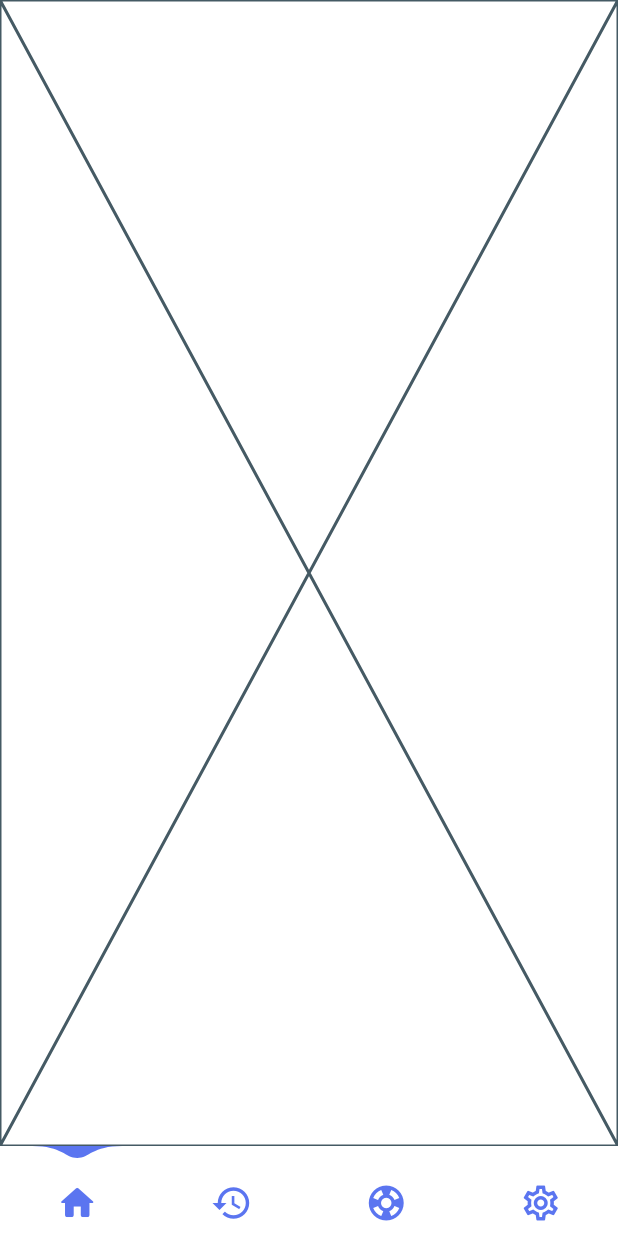
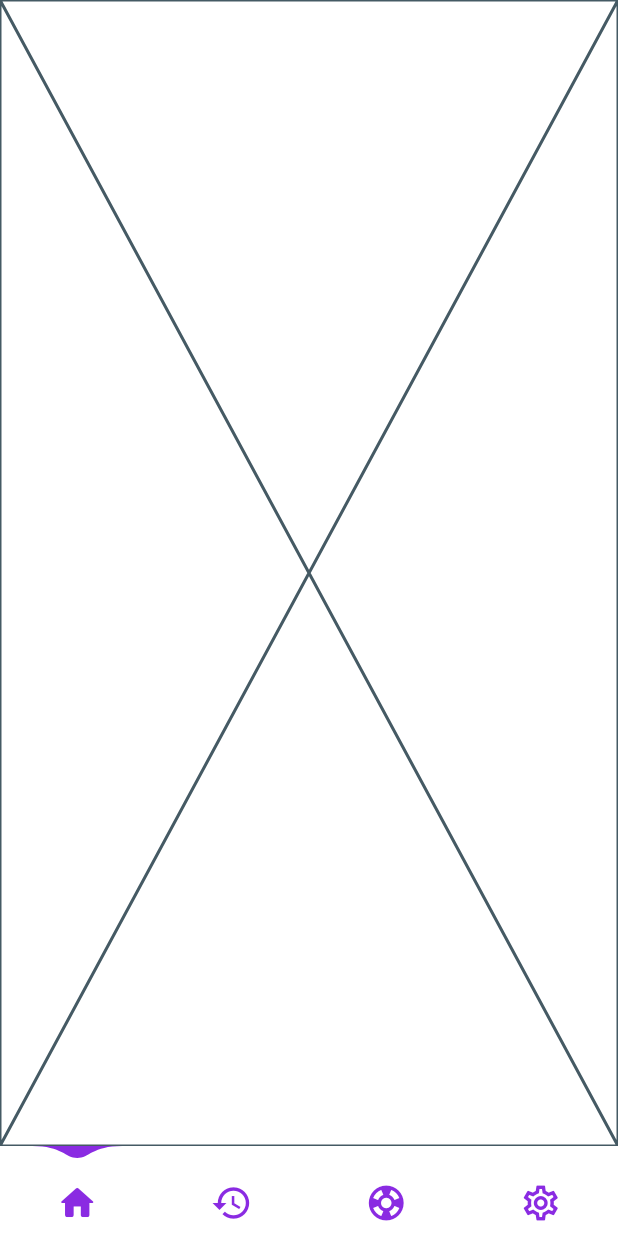
Before and after one commit to PraveenAththanayake/Snake-Bite-App, a Flutter app: the screen it shows after launch, on a phone screen of 412 x 824 dp. Run offline on Flutter 3.47's test engine with Material 3 defaults, Android fonts, the phone set to English and light mode, and no system bars; drawn by our look-alikes of water_drop_nav_bar.

Commit message:
fix: changed the color

```diff
--- a/lib/core/common/widgets/navbar/navbar.dart
+++ b/lib/core/common/widgets/navbar/navbar.dart
@@ -1,5 +1,6 @@
 import 'package:flutter/material.dart';
 import 'package:flutter/services.dart';
+import 'package:snake_bite_app/core/theme/color_palette.dart';
 import 'package:snake_bite_app/features/history/history.dart';
 import 'package:snake_bite_app/features/home/home.dart';
 import 'package:snake_bite_app/features/settings/settings.dart';
@@ -36,6 +37,7 @@ class _NavbarState extends State<Navbar> {
           ],
         ),
         bottomNavigationBar: WaterDropNavBar(
+          waterDropColor: ColorPalettes.primary,
           onItemSelected: (index) {
             setState(() {
               selectedIndex = index;
--- a/pubspec.yaml
+++ b/pubspec.yaml
@@ -24,9 +24,8 @@ dev_dependencies:
 flutter:
   uses-material-design: true
 
-  # assets:
-  #   - images/a_dot_burr.jpeg
-  #   - images/a_dot_ham.jpeg
+  assets:
+    - assets/images/home.jpeg
 
   # fonts:
   #   - family: Schyler
```
